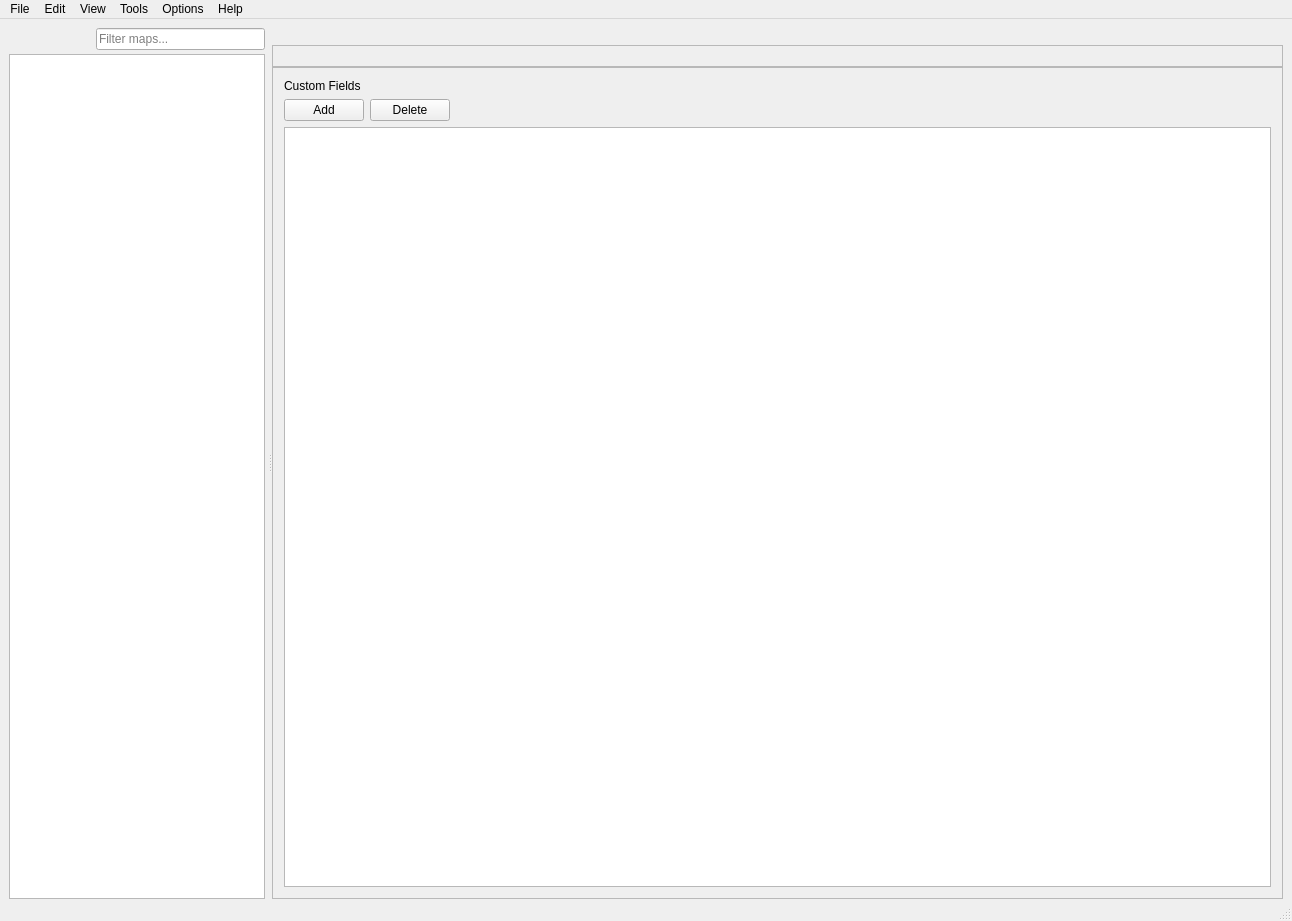
This is forms/mainwindow.ui in GriffinRichards/porymap as Qt 5 draws it before an edit. The edited form follows.
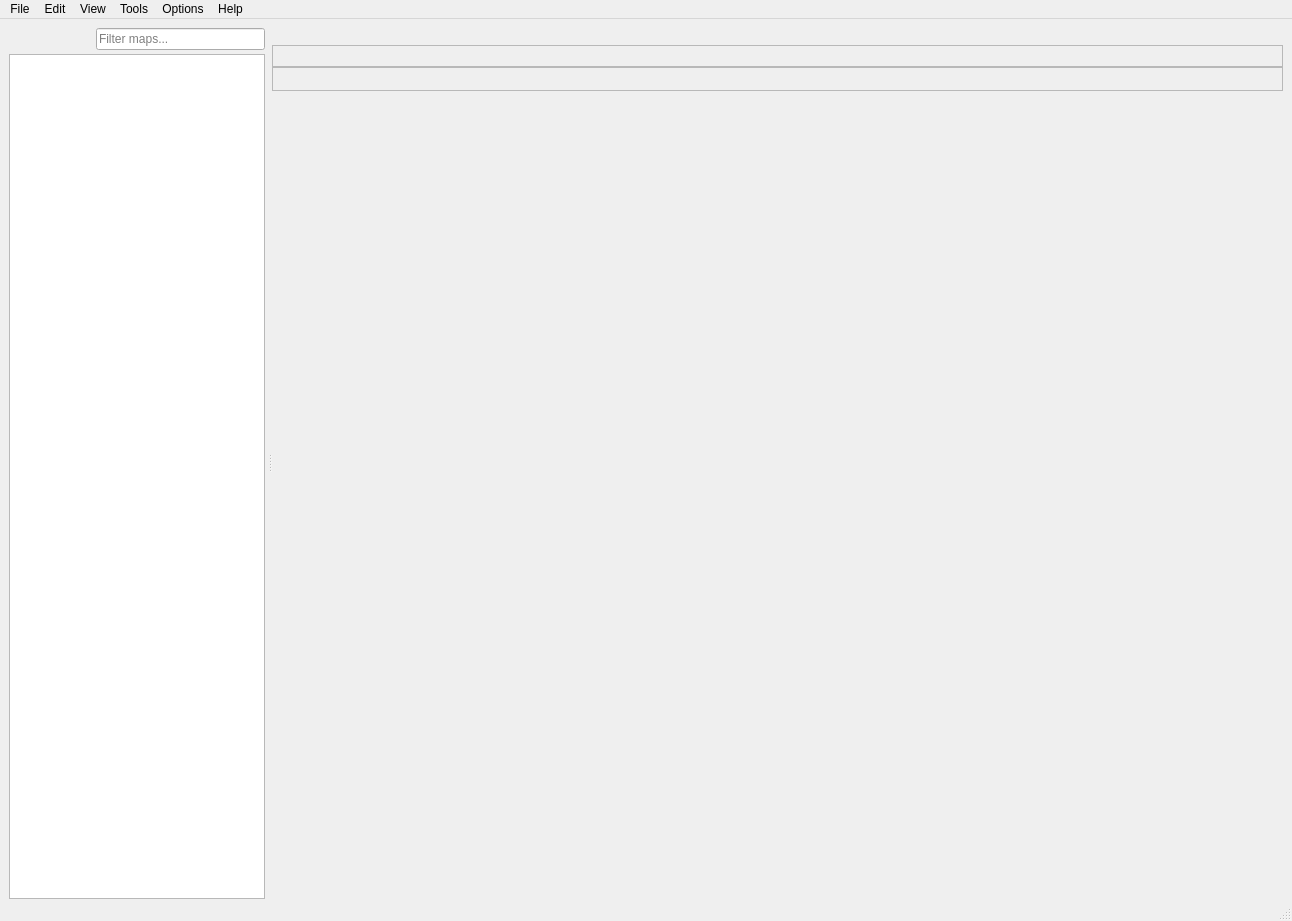
This is the edited form. The open tabs and pages were chosen to show the change. Icons and pictures are not drawn. Custom widgets are drawn as their Qt base class.

Commit message: Port changes from Custom Attributes redesign

Patch:
```diff
--- a/forms/mainwindow.ui
+++ b/forms/mainwindow.ui
@@ -1983,115 +1983,35 @@
              </widget>
             </item>
             <item>
-             <widget class="QFrame" name="frame_keyValue">
+             <widget class="CustomAttributesFrame" name="mapCustomAttributesFrame">
+              <property name="sizePolicy">
+               <sizepolicy hsizetype="Expanding" vsizetype="Preferred">
+                <horstretch>0</horstretch>
+                <verstretch>0</verstretch>
+               </sizepolicy>
+              </property>
               <property name="frameShape">
                <enum>QFrame::Shape::StyledPanel</enum>
               </property>
               <property name="frameShadow">
                <enum>QFrame::Shadow::Raised</enum>
               </property>
-              <layout class="QVBoxLayout" name="verticalLayout_10">
-               <item>
-                <widget class="QLabel" name="label_2">
-                 <property name="text">
-                  <string>Custom Fields</string>
-                 </property>
-                </widget>
-               </item>
-               <item>
-                <widget class="QFrame" name="frame">
-                 <property name="frameShape">
-                  <enum>QFrame::Shape::NoFrame</enum>
-                 </property>
-                 <property name="frameShadow">
-                  <enum>QFrame::Shadow::Plain</enum>
-                 </property>
-                 <layout class="QHBoxLayout" name="horizontalLayout_8">
-                  <property name="leftMargin">
-                   <number>0</number>
-                  </property>
-                  <property name="topMargin">
-                   <number>0</number>
-                  </property>
-                  <property name="rightMargin">
-                   <number>0</number>
-                  </property>
-                  <property name="bottomMargin">
-                   <number>0</number>
-                  </property>
-                  <item>
-                   <widget class="QPushButton" name="pushButton_AddCustomHeaderField">
-                    <property name="text">
-                     <string>Add</string>
-                    </property>
-                   </widget>
-                  </item>
-                  <item>
-                   <widget class="QPushButton" name="pushButton_DeleteCustomHeaderField">
-                    <property name="text">
-                     <string>Delete</string>
-                    </property>
-                   </widget>
-                  </item>
-                  <item>
-                   <spacer name="horizontalSpacer_2">
-                    <property name="orientation">
-                     <enum>Qt::Orientation::Horizontal</enum>
-                    </property>
-                    <property name="sizeHint" stdset="0">
-                     <size>
-                      <width>40</width>
-                      <height>20</height>
-                     </size>
-                    </property>
-                   </spacer>
-                  </item>
-                 </layout>
-                </widget>
-               </item>
-               <item>
-                <widget class="QTableWidget" name="tableWidget_CustomHeaderFields">
-                 <property name="toolTip">
-                  <string>Custom fields will be added to the map.json file for the current map.</string>
-                 </property>
-                 <attribute name="horizontalHeaderVisible">
-                  <bool>false</bool>
-                 </attribute>
-                 <attribute name="horizontalHeaderCascadingSectionResizes">
-                  <bool>false</bool>
-                 </attribute>
-                 <attribute name="horizontalHeaderHighlightSections">
-                  <bool>true</bool>
-                 </attribute>
-                 <attribute name="horizontalHeaderShowSortIndicator" stdset="0">
-                  <bool>false</bool>
-                 </attribute>
-                 <attribute name="horizontalHeaderStretchLastSection">
-                  <bool>true</bool>
-                 </attribute>
-                 <attribute name="verticalHeaderVisible">
-                  <bool>false</bool>
-                 </attribute>
-                 <column>
-                  <property name="text">
-                   <string>Type</string>
-                  </property>
-                 </column>
-                 <column>
-                  <property name="text">
-                   <string>Key</string>
-                  </property>
-                 </column>
-                 <column>
-                  <property name="text">
-                   <string>Value</string>
-                  </property>
-                 </column>
-                </widget>
-               </item>
-              </layout>
+              <layout class="QVBoxLayout" name="verticalLayout_10"/>
              </widget>
             </item>
+            <item>
+             <spacer name="verticalSpacer">
+              <property name="orientation">
+               <enum>Qt::Vertical</enum>
+              </property>
+              <property name="sizeHint" stdset="0">
+               <size>
+                <width>20</width>
+                <height>40</height>
+               </size>
+              </property>
+             </spacer>
+            </item>
            </layout>
           </widget>
           <widget class="QWidget" name="tab_Connections">
@@ -3055,6 +2975,12 @@
    <extends>QGraphicsView</extends>
    <header>mapview.h</header>
   </customwidget>
+  <customwidget>
+   <class>CustomAttributesFrame</class>
+   <extends>QFrame</extends>
+   <header>customattributesframe.h</header>
+   <container>1</container>
+  </customwidget>
  </customwidgets>
  <resources>
   <include location="../resources/images.qrc"/>
```
The commit also changes 18 other files.
